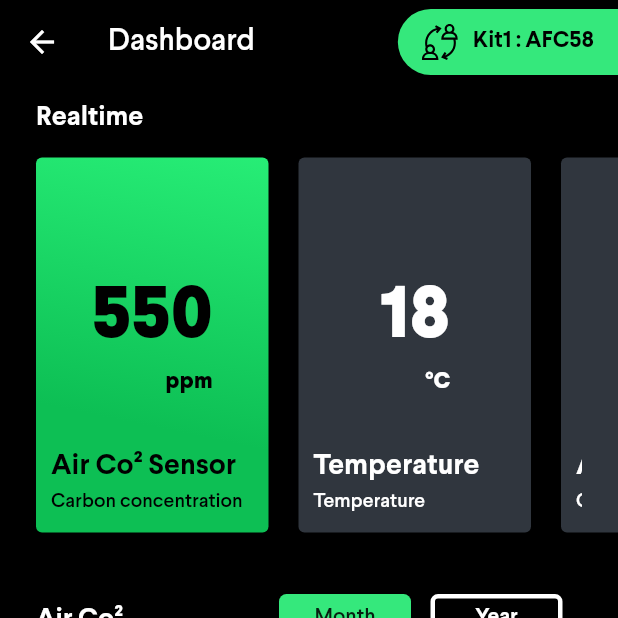
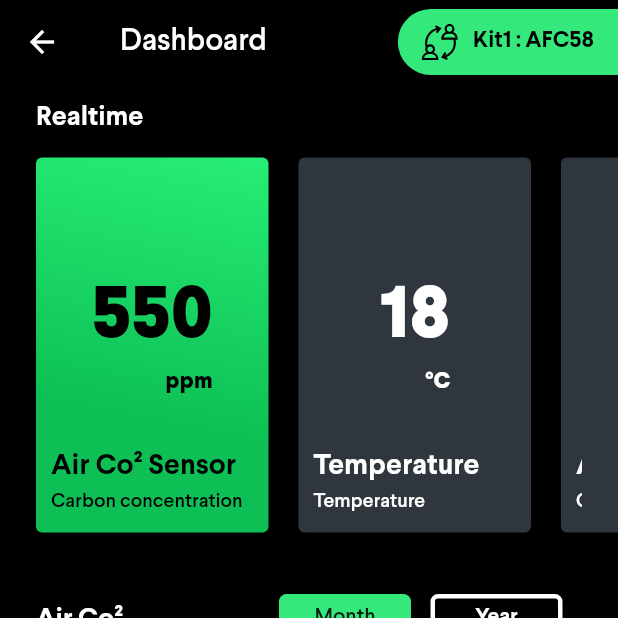
Before and after one commit to Ta0uf19/astroplant-mobile, a Flutter app: the DashboardScreen screen opened directly, on a phone screen of 412 x 824 dp, the top half of it. Run offline on Flutter 3.47's test engine with Material 2 defaults, Android fonts, the phone set to English and light mode, and no system bars; drawn by our look-alikes of fl_chart; our stand-ins replace dio, flutter_svg, get_it, modal_bottom_sheet, shared_preferences; missing offline and left inert: uri; accounts and stored records are empty; generated files the repository leaves out were written again; statements that could not run were skipped.

```diff
--- a/lib/ui/screens/dashboard/dashboard.dart
+++ b/lib/ui/screens/dashboard/dashboard.dart
@@ -1,9 +1,9 @@
 import 'dart:developer';
+import 'package:app/ui/screens/dashboard/cline_chart.dart';
 import 'package:app/ui/widgets/cbutton.dart';
 import 'package:app/ui/widgets/ccard_peripheral.dart';
 import 'package:app/ui/widgets/cheader.dart';
 import 'package:app/ui/widgets/ctoggle_widget.dart';
-import 'package:app/ui/widgets/cline_chart.dart';
 import 'package:app/ui/constants.dart';
 import 'package:flutter/cupertino.dart';
 import 'package:flutter/material.dart';
@@ -25,59 +25,22 @@ class DashboardScreen extends StatelessWidget {
                   right: CPadding.defaultSidesSmall,
                   top: CPadding.defaultSmall),
               child: Column(children: [
-                Container(
-                  child: Text(
-                      'Realtime', style: themeData.textTheme.headline3
-                  ),
-                  alignment: Alignment.centerLeft,
-                  padding: EdgeInsets.only(bottom: CPadding.defaultSmall),
-                ),
-                Container(
-                  height: 260,
-                  margin: EdgeInsets.only(bottom: CPadding.defaultPadding),
-                  child: ListView(
-                    // This next line does the trick.
-                    scrollDirection: Axis.horizontal,
-                    children: <Widget>[
-                      CToggleWidget(onPressed: (index) { log('card pressed $index '); }, children: [
-                        CCardPeripheral(
-                          title: 'Air Co² Sensor',
-                          subtitle: 'Carbon concentration',
-                          measure: '550',
-                          unit: 'ppm',
-                          onPressed: () {},
-                        ),
-                        CCardPeripheral(
-                          title: 'Temperature',
-                          subtitle: 'Temperature',
-                          measure: '18',
-                          unit: '°C',
-                          onPressed: () {},
-                        ),
-                        CCardPeripheral(
-                          title: 'Air Co² Sensor',
-                          subtitle: 'Carbon concentration',
-                          measure: '550',
-                          unit: 'ppm',
-                          onPressed: () {},
-                        ),
-                      ]),
-                    ],
-                  ),
-                ),
+                DashboardHeadline(title: 'Realtime'),
+                DashboardPeripheral(),
                 Row(
                   mainAxisAlignment: MainAxisAlignment.spaceBetween,
                   crossAxisAlignment: CrossAxisAlignment.end,
                   children: [
-                    Container(
-                      child: Text(
-                          "Air Co²",
-                          style: themeData.textTheme.headline3,
-                          textAlign: TextAlign.end,
-                      ),
-                      alignment: Alignment.centerLeft,
-                      padding: EdgeInsets.only(bottom: CPadding.defaultSmall),
-                    ),
+                    // Container(
+                    //   child: Text(
+                    //       "Air Co²",
+                    //       style: themeData.textTheme.headline3,
+                    //       textAlign: TextAlign.end,
+                    //   ),
+                    //   alignment: Alignment.centerLeft,
+                    //   padding: EdgeInsets.only(bottom: CPadding.defaultSmall),
+                    // ),
+                    DashboardHeadline(title: 'Air Co²'),
                     CToggleWidget(
                       onPressed: (index) {
                         log('button pressed ' + index.toString());
@@ -129,3 +92,67 @@ class DashboardScreen extends StatelessWidget {
         ])));
   }
 }
+
+class DashboardPeripheral extends StatelessWidget {
+  const DashboardPeripheral({
+    Key key,
+  }) : super(key: key);
+
+  @override
+  Widget build(BuildContext context) {
+    return Container(
+      height: 260,
+      margin: EdgeInsets.only(bottom: CPadding.defaultPadding),
+      child: ListView(
+        // This next line does the trick.
+        scrollDirection: Axis.horizontal,
+        children: <Widget>[
+          CToggleWidget(onPressed: (index) { log('card pressed $index '); }, children: [
+            CCardPeripheral(
+              title: 'Air Co² Sensor',
+              subtitle: 'Carbon concentration',
+              measure: '550',
+              unit: 'ppm',
+              onPressed: () {},
+            ),
+            CCardPeripheral(
+              title: 'Temperature',
+              subtitle: 'Temperature',
+              measure: '18',
+              unit: '°C',
+              onPressed: () {},
+            ),
+            CCardPeripheral(
+              title: 'Air Co² Sensor',
+              subtitle: 'Carbon concentration',
+              measure: '550',
+              unit: 'ppm',
+              onPressed: () {},
+            ),
+          ]),
+        ],
+      ),
+    );
+  }
+}
+
+class DashboardHeadline extends StatelessWidget {
+  const DashboardHeadline({
+    Key key,
+    @required this.title,
+  }) : super(key: key);
+
+  final String title;
+
+  @override
+  Widget build(BuildContext context) {
+
+    var themeData = Theme.of(context);
+
+    return Container(
+      child: Text(title, style: themeData.textTheme.headline3),
+      alignment: Alignment.centerLeft,
+      padding: EdgeInsets.only(bottom: CPadding.defaultSmall),
+    );
+  }
+}
--- a/lib/ui/widgets/cheader.dart
+++ b/lib/ui/widgets/cheader.dart
@@ -11,7 +11,7 @@ import 'package:modal_bottom_sheet/modal_bottom_sheet.dart';
 
 // StatelessWidget
 class CHeader {
-  static AppBar buildAppBarWithCToggle({String title = ""}) {
+  static AppBar buildAppBarWithCToggle({String title = ''}) {
     return AppBar(
       title: Text(title),
       actions: <Widget>[
@@ -39,6 +39,7 @@ class CHeader {
   static AppBar buildAppBarWithCButton({BuildContext context, String title = ''}) {
     return AppBar(
       title: Text(title),
+      titleSpacing: CPadding.defaultSidesSmall,
       actions: <Widget>[
         Container(
           padding: EdgeInsets.only(top: 6, bottom: 6),
--- a/pubspec.yaml
+++ b/pubspec.yaml
@@ -42,6 +42,10 @@ dependencies:
   # json
   json_annotation: ^3.1.1
 
+  # state management
+  mobx: ^1.2.1+4
+  flutter_mobx: ^1.1.0+2
+
   # The following adds the Cupertino Icons font to your application.
   # Use with the CupertinoIcons class for iOS style icons.
   cupertino_icons: ^1.0.0
@@ -53,6 +57,7 @@ dev_dependencies:
   pedantic: ^1.0.0
   build_runner: ^1.11.0
   json_serializable: ^3.5.1
+  mobx_codegen: ^1.1.2
 # For information on the generic Dart part of this file, see the
 # following page: https://dart.dev/tools/pub/pubspec
 
```
Also changed, not shown: lib/di/http_client.dart (+18 -12 lines), lib/stores/definitions/peripheral_store.dart (added), lib/ui/screens/dashboard/cline_chart.dart (renamed from lib/ui/widgets/cline_chart.dart), pubspec.lock.
